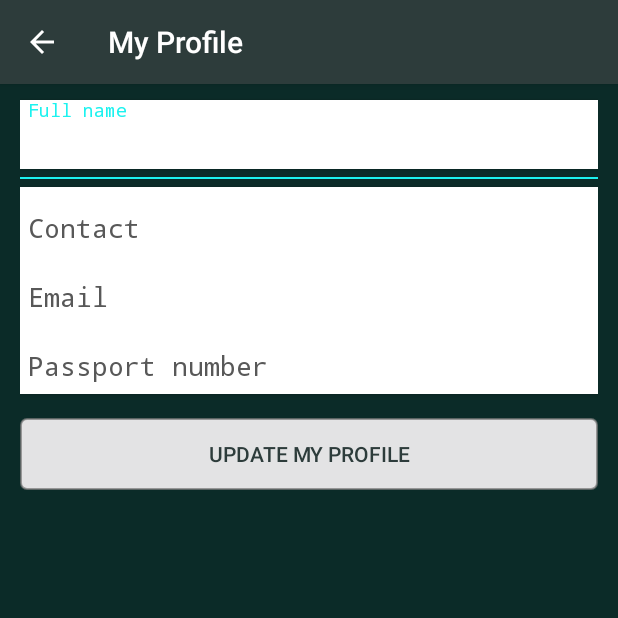
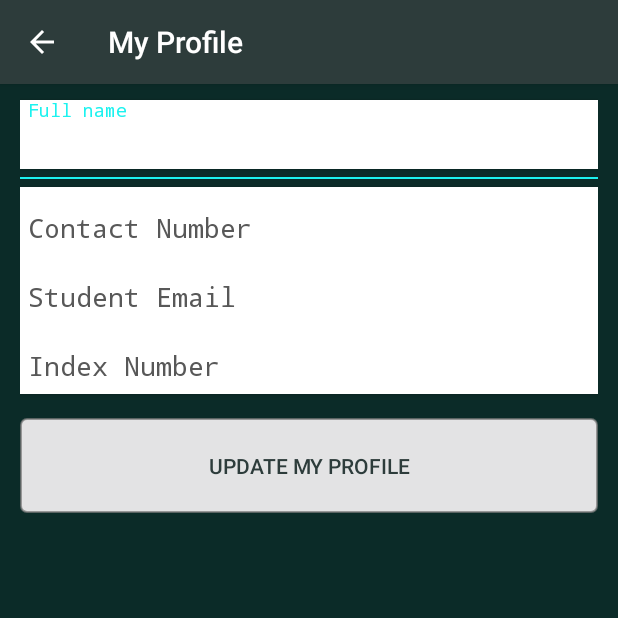
Before and after one commit to thececilbaidoo/collegefacevotingapp, an Android app: the ProfileActivity screen opened directly, with no data from a screen before it, on a phone screen of 412 x 824 dp, the top half of it. Run offline under Robolectric (Android 15) with nearby library versions, the phone set to English and light mode, and no system bars; network calls fail; Roboto replaces fonts that are not available here.

Commit message:
Changed name of app worked on EmailValidation.java to accept only @live.gtuc.edu.gh Used proper names for registration textboxes Changed titles of profile update text boxes

```diff
--- a/app/src/main/java/com/biometricsx/utils/EmailValidation.java
+++ b/app/src/main/java/com/biometricsx/utils/EmailValidation.java
@@ -4,7 +4,7 @@ import java.util.regex.Matcher;
 import java.util.regex.Pattern;
 
 public class EmailValidation {
-    private static final String EMAIL_REGEX = "^[\\w-\\+]+(\\.[\\w]+)*@[\\w-]+(\\.[\\w]+)*(\\.[a-z]{2,})$";
+    private static final String EMAIL_REGEX = "\\b[\\w.%-]+@live\\.gtuc\\.edu\\.gh\\b";
     private static Pattern pattern;
 
     private Matcher matcher;
--- a/app/src/main/res/layout/activity_registration.xml
+++ b/app/src/main/res/layout/activity_registration.xml
@@ -38,7 +38,7 @@
                 android:id="@+id/et_name_reg"
                 android:layout_width="match_parent"
                 android:layout_height="wrap_content"
-                android:hint="Name"
+                android:hint="Full Name"
                 android:inputType="textPersonName|textCapWords"
                 android:textColor="@color/colorPrimaryDark" />
         </com.google.android.material.textfield.TextInputLayout>
@@ -86,7 +86,7 @@
                 android:id="@+id/et_pincode_reg"
                 android:layout_width="match_parent"
                 android:layout_height="wrap_content"
-                android:hint="Identification number"
+                android:hint="Student ID"
                 android:inputType="text"
                 android:textColor="@color/colorPrimaryDark" />
         </com.google.android.material.textfield.TextInputLayout>
--- a/app/src/main/res/layout/profile_activity.xml
+++ b/app/src/main/res/layout/profile_activity.xml
@@ -43,9 +43,9 @@
                         android:layout_alignParentBottom="true"
                         android:background="@android:color/transparent"
                         android:fontFamily="monospace"
+                        android:hint="Full name"
                         android:inputType="textPersonName"
                         android:padding="5dp"
-                        android:hint="Full name"
                         android:textAppearance="@style/TextAppearance.AppCompat.Medium"
                         android:textColor="@color/colorPrimary" />
                 </com.google.android.material.textfield.TextInputLayout>
@@ -75,7 +75,7 @@
                         android:layout_height="wrap_content"
                         android:background="@android:color/transparent"
                         android:fontFamily="monospace"
-                        android:hint="Contact"
+                        android:hint="Contact Number"
                         android:inputType="number"
                         android:padding="5dp"
                         android:textAppearance="@style/TextAppearance.AppCompat.Medium"
@@ -102,7 +102,7 @@
                         android:layout_height="wrap_content"
                         android:background="@android:color/transparent"
                         android:fontFamily="monospace"
-                        android:hint="Email"
+                        android:hint="Student Email"
                         android:inputType="textEmailAddress"
                         android:padding="5dp"
                         android:text=""
@@ -130,7 +130,7 @@
                         android:layout_height="wrap_content"
                         android:background="@android:color/transparent"
                         android:fontFamily="monospace"
-                        android:hint="Passport number"
+                        android:hint="Index Number"
                         android:inputType="text"
                         android:padding="5dp"
                         android:text=""
@@ -144,7 +144,7 @@
             <Button
                 android:id="@+id/btn_update_profile"
                 android:layout_width="match_parent"
-                android:layout_height="wrap_content"
+                android:layout_height="63dp"
                 android:layout_marginTop="@dimen/activity_horizontal_margin"
                 android:background="@drawable/frame_back_opaq"
                 android:onClick="onProfileUpdateClicked"
```
Also changed, not shown: app/src/main/res/values/strings.xml (+5 -5 lines).
